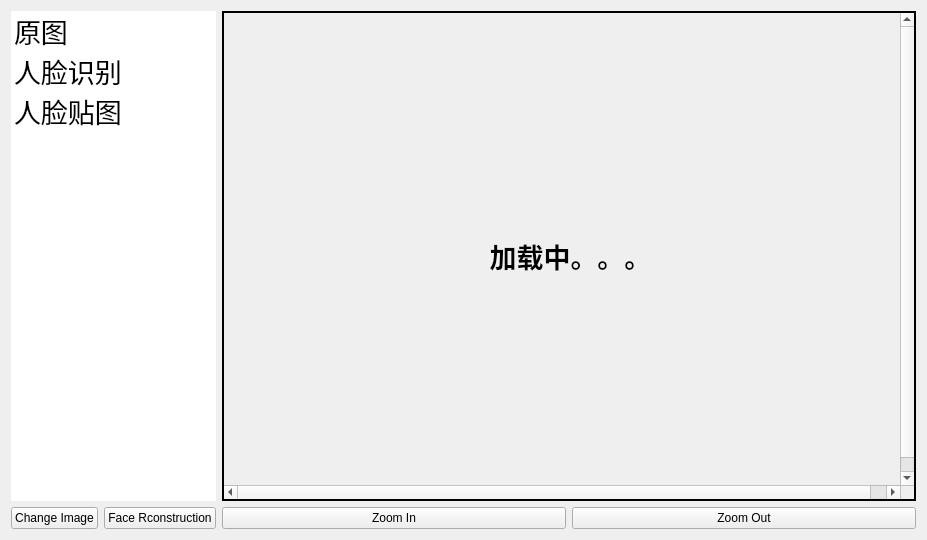
This is start/GUI/PicWidget.ui in mcoder2014/FaceReconstruction as Qt 5 draws it before an edit. The edited form follows.
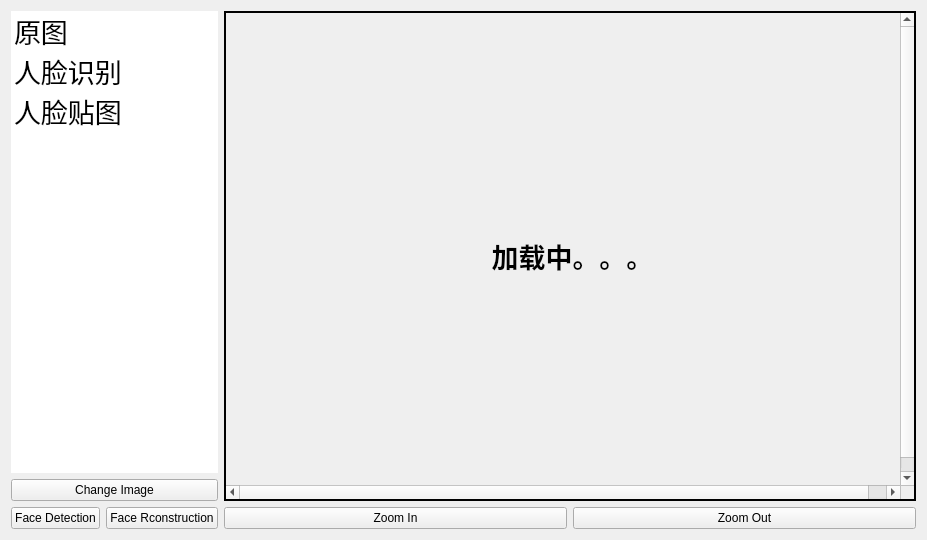
This is the edited form.

The edit to the form file:
```diff
--- a/start/GUI/PicWidget.ui
+++ b/start/GUI/PicWidget.ui
@@ -16,6 +16,12 @@
     <verstretch>0</verstretch>
    </sizepolicy>
   </property>
+  <property name="minimumSize">
+   <size>
+    <width>700</width>
+    <height>0</height>
+   </size>
+  </property>
   <property name="windowTitle">
    <string>Form</string>
   </property>
@@ -28,6 +34,19 @@
      <property name="spacing">
       <number>6</number>
      </property>
+     <item row="4" column="1">
+      <widget class="QPushButton" name="btn_faceReconstruction">
+       <property name="maximumSize">
+        <size>
+         <width>125</width>
+         <height>16777215</height>
+        </size>
+       </property>
+       <property name="text">
+        <string>Face Rconstruction</string>
+       </property>
+      </widget>
+     </item>
      <item row="0" column="0" colspan="2">
       <widget class="QListWidget" name="ImageList">
        <property name="minimumSize">
@@ -70,11 +89,18 @@
        </item>
       </widget>
      </item>
-     <item row="1" column="0">
+     <item row="4" column="0">
+      <widget class="QPushButton" name="btn_faceDetection">
+       <property name="text">
+        <string>Face Detection</string>
+       </property>
+      </widget>
+     </item>
+     <item row="1" column="0" colspan="2">
       <widget class="QPushButton" name="btn_changImage">
        <property name="maximumSize">
         <size>
-         <width>125</width>
+         <width>500</width>
          <height>16777215</height>
         </size>
        </property>
@@ -83,19 +109,6 @@
        </property>
       </widget>
      </item>
-     <item row="1" column="1">
-      <widget class="QPushButton" name="btn_faceReconstruction">
-       <property name="maximumSize">
-        <size>
-         <width>125</width>
-         <height>16777215</height>
-        </size>
-       </property>
-       <property name="text">
-        <string>Face Rconstruction</string>
-       </property>
-      </widget>
-     </item>
     </layout>
    </item>
    <item row="0" column="1">
@@ -138,6 +151,9 @@
        <property name="widgetResizable">
         <bool>false</bool>
        </property>
+       <property name="alignment">
+        <set>Qt::AlignCenter</set>
+       </property>
        <widget class="QWidget" name="scrollAreaWidgetContents">
         <property name="geometry">
          <rect>
```
